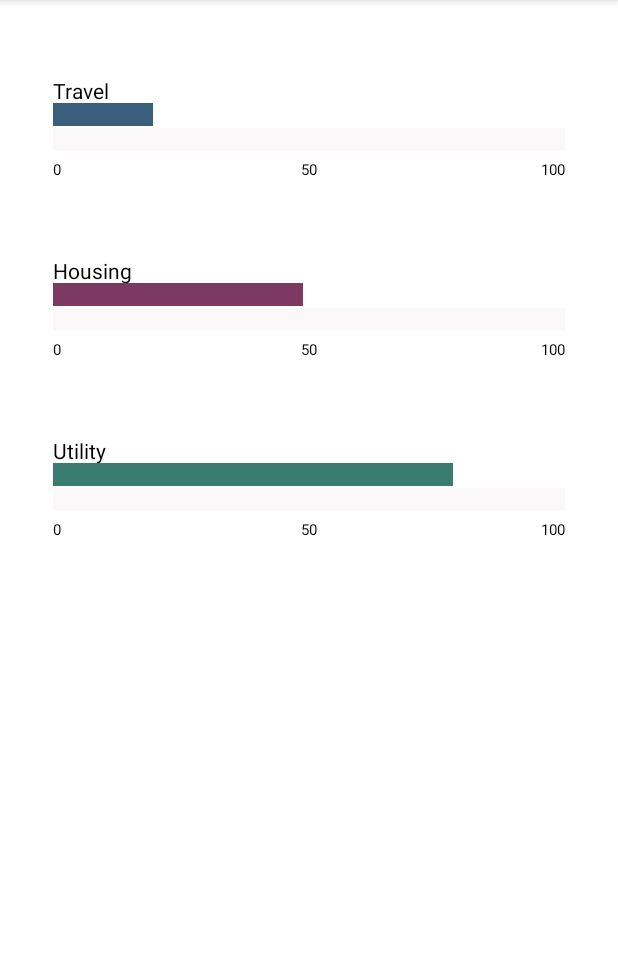
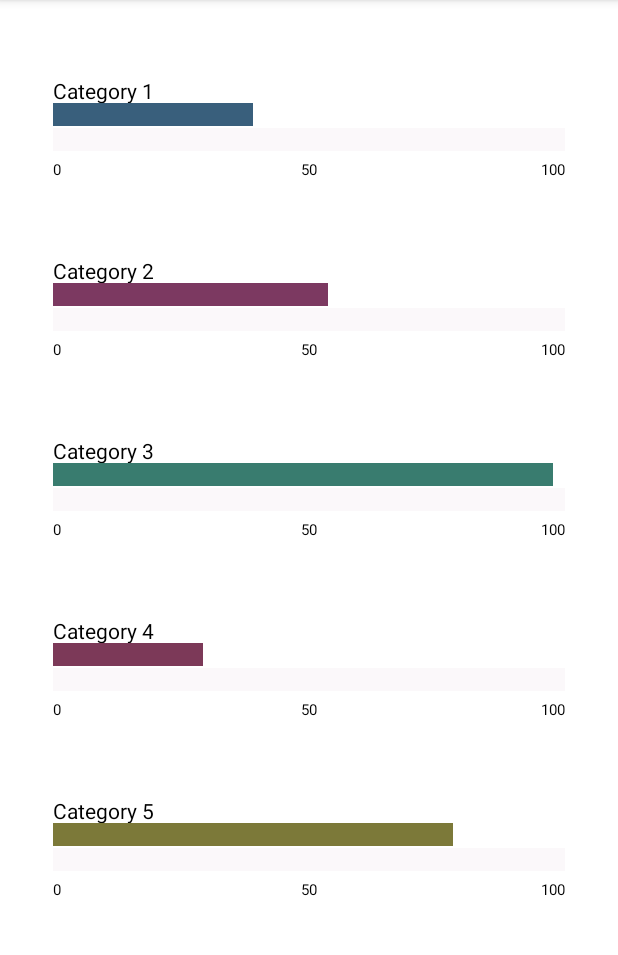
Before and after one commit to sung2063/AndroidTableauLibrary, an Android app: the LinearProgressActivity screen opened directly, with no data from a screen before it, on a phone screen of 412 x 824 dp, the part 84-1039 px from its top. Run offline under Robolectric (Android 15) with nearby library versions, the phone set to English and light mode, and no system bars.

Commit message:
Update Linear Progress Graph
- Updated category name for Linear Progress Graph
- Fixed progress graph inaccuracy

```diff
--- a/TableauLibrary/src/main/java/com/sung2063/tableau_library/progress/adapter/LinearProgressItemsAdapter.kt
+++ b/TableauLibrary/src/main/java/com/sung2063/tableau_library/progress/adapter/LinearProgressItemsAdapter.kt
@@ -63,7 +63,7 @@ class LinearProgressItemsAdapter(
             ViewTreeObserver.OnGlobalLayoutListener {
             override fun onGlobalLayout() {
                 viewHolder.ivUnfilledBar.viewTreeObserver.removeOnGlobalLayoutListener(this)
-                val unitScale = viewHolder.ivUnfilledBar.width / 100
+                val unitScale = viewHolder.ivUnfilledBar.width / (100 - 1)
                 val activeHeight = viewHolder.ivUnfilledBar.height
 
                 val scope = CoroutineScope(Dispatchers.Main + CoroutineName("ProgressCounter"))
--- a/app/src/main/java/com/sung2063/tableau_app/LinearProgressActivity.kt
+++ b/app/src/main/java/com/sung2063/tableau_app/LinearProgressActivity.kt
@@ -16,9 +16,11 @@ class LinearProgressActivity : AppCompatActivity() {
 
         // [1] Create the data
         val dataList = ArrayList<LinearProgressModel>()
-        dataList.add(LinearProgressModel("Travel", 20f, "#395F7C"))
-        dataList.add(LinearProgressModel("Housing", 50f, "#7c3961"))
-        dataList.add(LinearProgressModel("Utility", 80f, "#397c6f"))
+        dataList.add(LinearProgressModel("Category 1", 40f, "#395F7C"))
+        dataList.add(LinearProgressModel("Category 2", 55f, "#7c3961"))
+        dataList.add(LinearProgressModel("Category 3", 100f, "#397c6f"))
+        dataList.add(LinearProgressModel("Category 4", 30f, "#7c3958"))
+        dataList.add(LinearProgressModel("Category 5", 80f, "#7c7939"))
 
         // [2] Set Handler and link with the view
         val handler = LinearProgressHandler(dataList)
```
